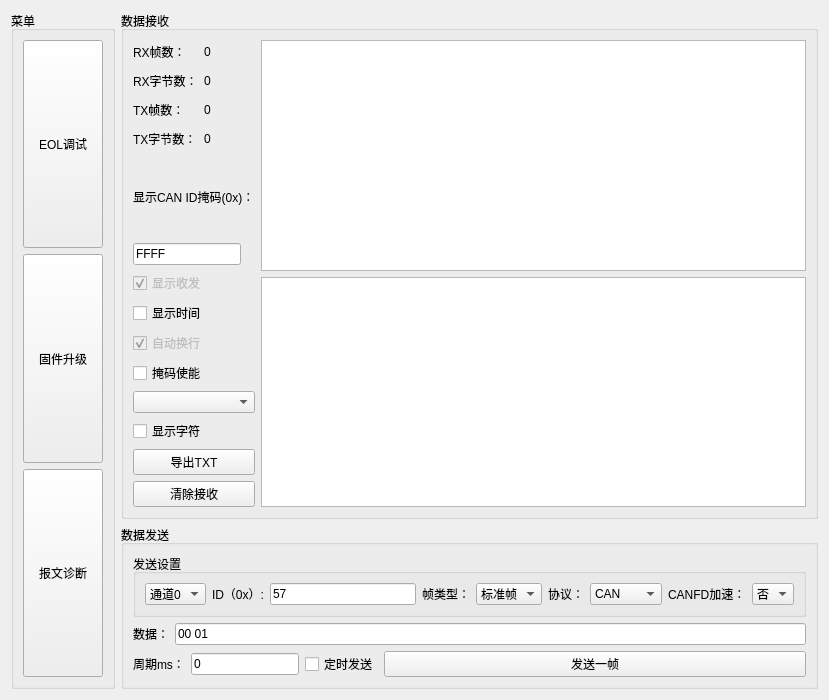
Above: more_window/more_window.ui from aron566/EOL_CAN_Tool before the change. Below: the same form after it.
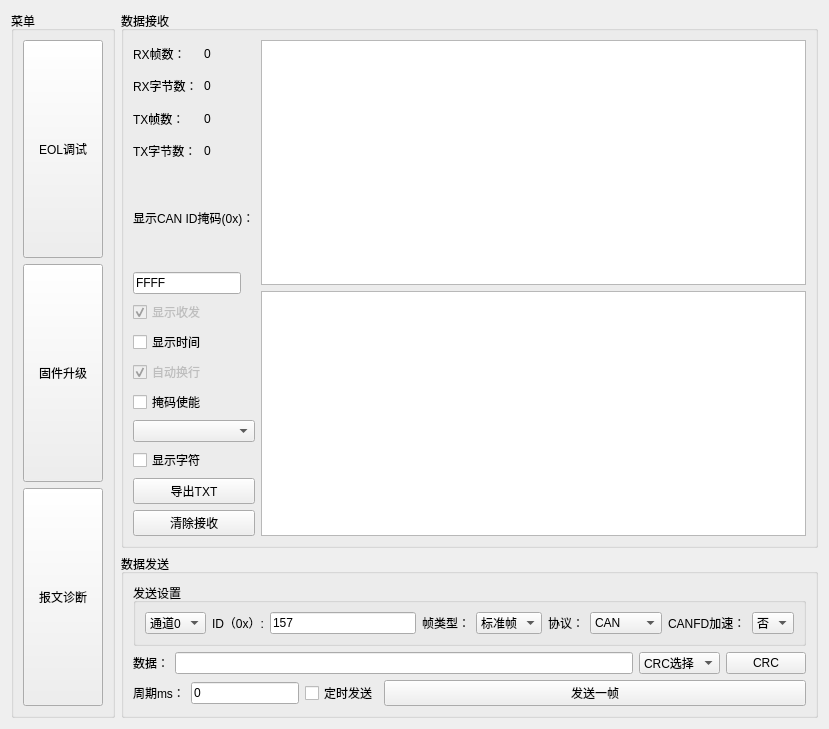
That is the form after the change.

```diff
--- a/more_window/more_window.ui
+++ b/more_window/more_window.ui
@@ -7,7 +7,7 @@
     <x>0</x>
     <y>0</y>
     <width>829</width>
-    <height>700</height>
+    <height>729</height>
    </rect>
   </property>
   <property name="windowTitle">
@@ -315,7 +315,7 @@
            <item>
             <widget class="QLineEdit" name="id_lineEdit">
              <property name="text">
-              <string>57</string>
+              <string>157</string>
              </property>
             </widget>
            </item>
@@ -399,7 +399,38 @@
         <item>
          <widget class="QLineEdit" name="data_lineEdit">
           <property name="text">
-           <string>00 01</string>
+           <string/>
+          </property>
+         </widget>
+        </item>
+        <item>
+         <widget class="QComboBox" name="crc_comboBox">
+          <item>
+           <property name="text">
+            <string>CRC选择</string>
+           </property>
+          </item>
+          <item>
+           <property name="text">
+            <string>CRC16</string>
+           </property>
+          </item>
+          <item>
+           <property name="text">
+            <string>CRC32</string>
+           </property>
+          </item>
+          <item>
+           <property name="text">
+            <string>SUM</string>
+           </property>
+          </item>
+         </widget>
+        </item>
+        <item>
+         <widget class="QPushButton" name="crc_pushButton">
+          <property name="text">
+           <string>CRC</string>
           </property>
          </widget>
         </item>
```
